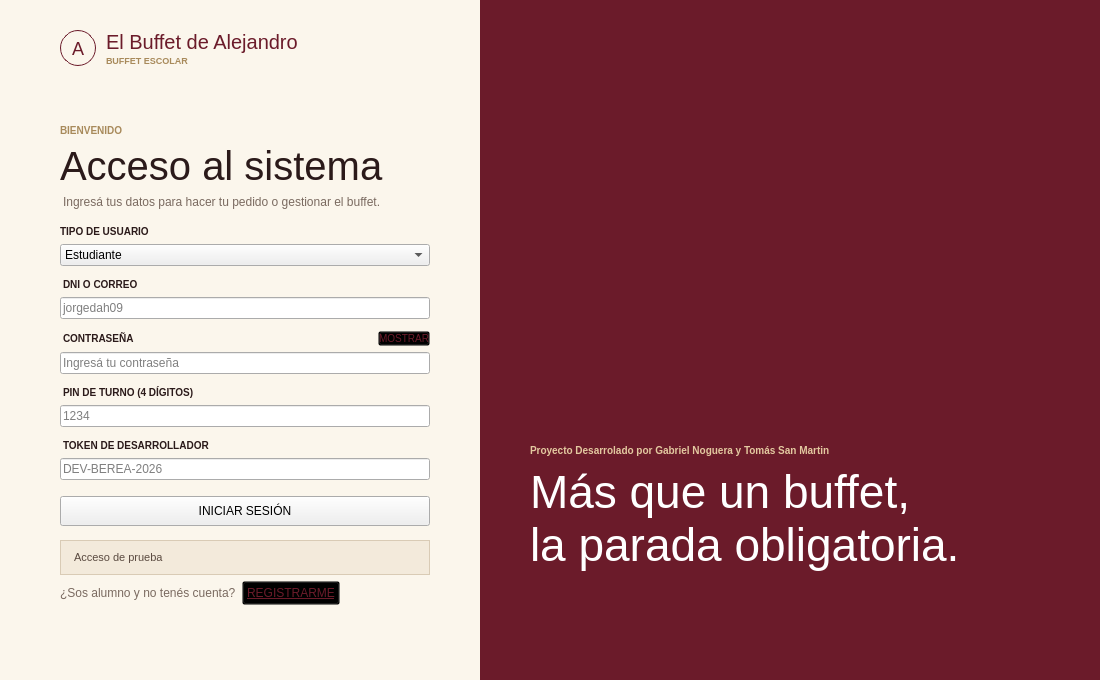
The window that app/loginwindow.ui (gabrielnogueramelendez-cpu/Qt-creator-Berea) describes before a commit, drawn with Qt 5.
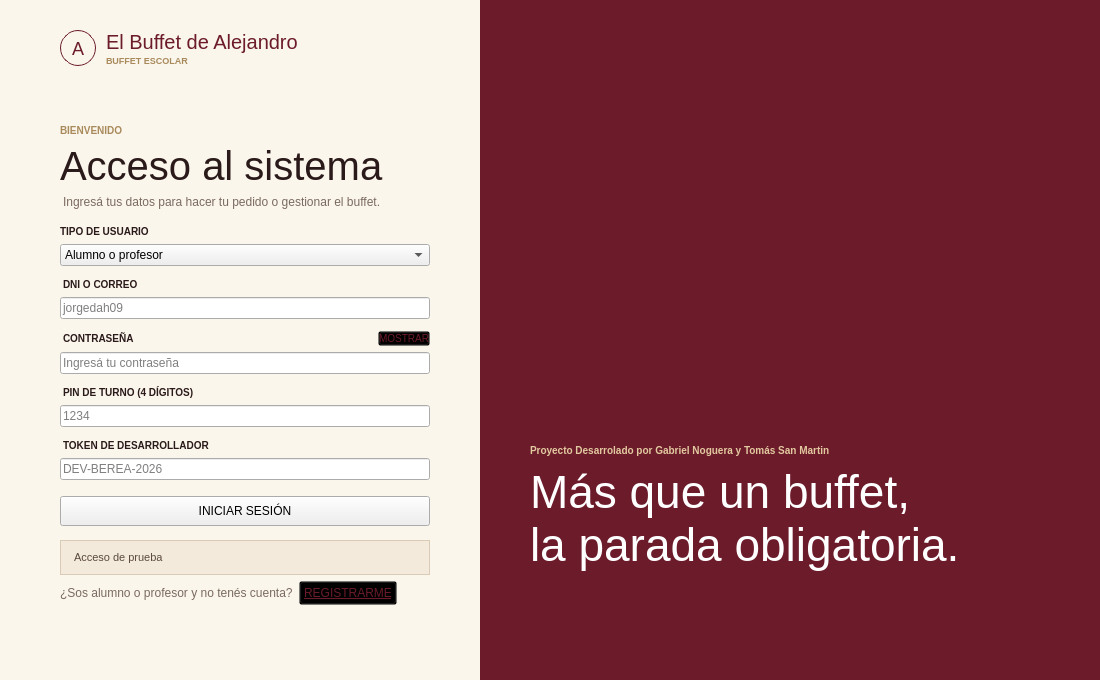
The same window after the commit.

What changed in the file:
```diff
--- a/app/loginwindow.ui
+++ b/app/loginwindow.ui
@@ -206,7 +206,7 @@
        <widget class="QComboBox" name="comboRole">
         <item>
          <property name="text">
-          <string>Estudiante</string>
+          <string>Alumno o profesor</string>
          </property>
         </item>
         <item>
@@ -365,7 +365,7 @@
            <string>font-size: 12px; color: #7A6A60;</string>
           </property>
           <property name="text">
-           <string>¿Sos alumno y no tenés cuenta?</string>
+           <string>¿Sos alumno o profesor y no tenés cuenta?</string>
           </property>
          </widget>
         </item>
```
